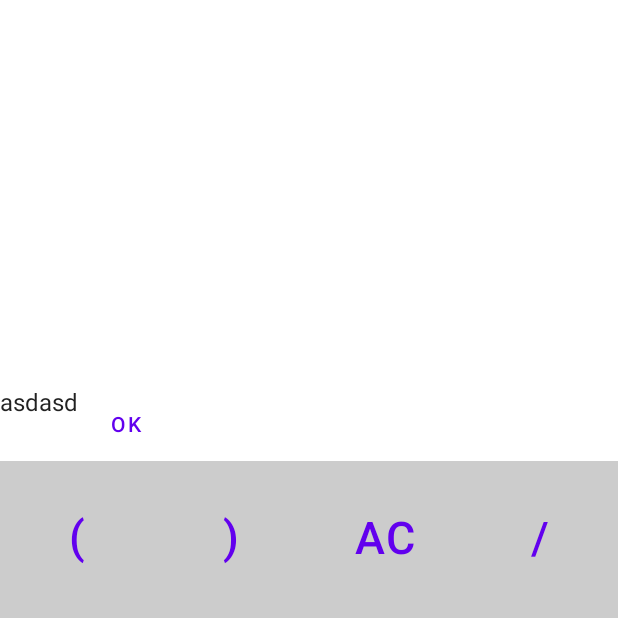
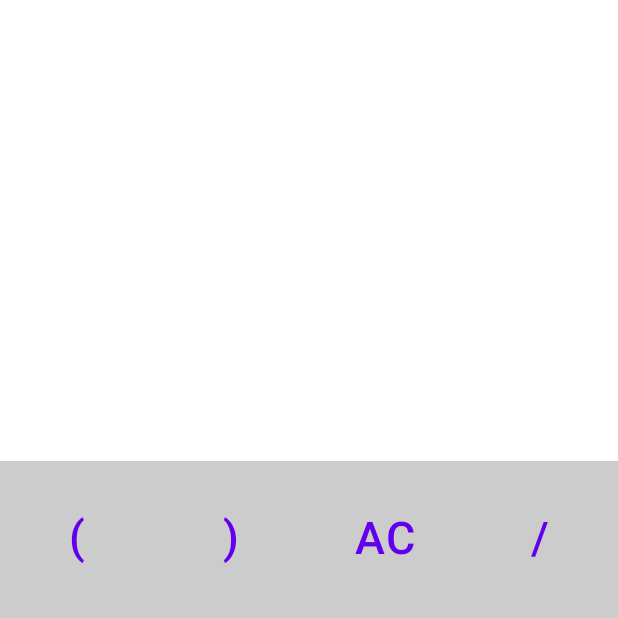
Before and after one commit to Shadowvault/SimpleCalculator, an Android app built with Jetpack Compose: the screen it shows after launch (MainActivity), on a phone screen of 412 x 824 dp, the top half of it. Run offline under Robolectric (Android 15) with nearby library versions, the phone set to English and light mode, and no system bars; our stand-ins replace Dagger/Hilt's generated code; libraries missing offline, so code that uses them is left out: com.github.keelar.exprk.

```diff
--- a/app/src/main/java/com/example/simplecalculator/common/DispatcherProvider.kt
+++ /dev/null
@@ -1,10 +0,0 @@
-package com.example.simplecalculator.common
-
-import kotlinx.coroutines.CoroutineDispatcher
-
-interface DispatcherProvider {
-    val main: CoroutineDispatcher
-    val io: CoroutineDispatcher
-    val default: CoroutineDispatcher
-    val unconfined: CoroutineDispatcher
-}
--- a/app/src/main/java/com/example/simplecalculator/di/AppModule.kt
+++ b/app/src/main/java/com/example/simplecalculator/di/AppModule.kt
@@ -1,7 +1,6 @@
 package com.example.simplecalculator.di
 
 import com.example.simplecalculator.common.Constants.BASE_URL
-import com.example.simplecalculator.common.DispatcherProvider
 import com.example.simplecalculator.data.remote.ConversionApi
 import com.example.simplecalculator.data.remote.ConversionRepositoryImpl
 import com.example.simplecalculator.domain.ConversionRepository
@@ -35,17 +34,4 @@ object AppModule {
         return ConversionRepositoryImpl(api)
     }
 
-    @Provides
-    @Singleton
-    fun provideDispatchers(): DispatcherProvider = object : DispatcherProvider {
-        override val main: CoroutineDispatcher
-            get() = Dispatchers.Main
-        override val io: CoroutineDispatcher
-            get() = Dispatchers.IO
-        override val default: CoroutineDispatcher
-            get() = Dispatchers.Default
-        override val unconfined: CoroutineDispatcher
-            get() = Dispatchers.Unconfined
-    }
-
 }
--- a/app/src/main/java/com/example/simplecalculator/domain/usecase/GetConversionUseCase.kt
+++ b/app/src/main/java/com/example/simplecalculator/domain/usecase/GetConversionUseCase.kt
@@ -1,6 +1,5 @@
 package com.example.simplecalculator.domain.usecase
 
-import android.util.Log
 import com.example.simplecalculator.common.Resource
 import com.example.simplecalculator.data.remote.dto.toConversionWithAmount
 import com.example.simplecalculator.domain.ConversionRepository
--- a/app/src/main/java/com/example/simplecalculator/presentation/screens/CalcScreen.kt
+++ b/app/src/main/java/com/example/simplecalculator/presentation/screens/CalcScreen.kt
@@ -1,8 +1,5 @@
 package com.example.simplecalculator.presentation.screens
 
-import android.util.Log
-import android.widget.Space
-import android.widget.TextView
 import androidx.compose.foundation.background
 import androidx.compose.foundation.layout.*
 import androidx.compose.foundation.text.ClickableText
@@ -20,28 +17,24 @@ import androidx.compose.ui.tooling.preview.Preview
 import androidx.compose.ui.unit.dp
 import androidx.compose.ui.unit.sp
 import androidx.hilt.navigation.compose.hiltViewModel
-import com.example.simplecalculator.common.Resource
-import com.example.simplecalculator.domain.model.ConversionWithAmount
 import com.example.simplecalculator.presentation.screens.components.NumberButton
 import com.github.keelar.exprk.Expressions
-import kotlinx.coroutines.GlobalScope
-import kotlinx.coroutines.flow.collect
-import kotlinx.coroutines.launch
-import javax.inject.Inject
 
-//@Preview
+
+@Preview
 @Composable
 fun CalcScreen(
     viewModel: CalcScreenViewModel = hiltViewModel(),
 
     ) {
 
-    var textFieldState by remember {mutableStateOf("")}
-    var textFieldHistoryState by remember {mutableStateOf("")}
+    var textFieldState by remember { mutableStateOf("") }
+    var textFieldHistoryState by remember { mutableStateOf("") }
     var hasBeenEval = false
 
-    Scaffold() {
-        Column(modifier = Modifier.fillMaxSize(),
+    Scaffold {
+        Column(
+            modifier = Modifier.fillMaxSize(),
             verticalArrangement = Arrangement.SpaceBetween,
             horizontalAlignment = Alignment.CenterHorizontally
         ) {
@@ -53,39 +46,33 @@ fun CalcScreen(
                 contentAlignment = Alignment.BottomEnd
             ) {
                 Column(
-                horizontalAlignment = Alignment.End) {
+                    horizontalAlignment = Alignment.End
+                ) {
                     ClickableText(AnnotatedString(textFieldHistoryState),
                         style = TextStyle(fontSize = 30.sp),
                         onClick = {
                             textFieldState = Expressions().eval(textFieldHistoryState).toString()
                         })
                     Spacer(modifier = Modifier.height(20.dp))
-                    Text(textFieldState, textAlign = TextAlign.End,
-                        fontSize = 40.sp)
+                    Text(
+                        textFieldState, textAlign = TextAlign.End,
+                        fontSize = 40.sp
+                    )
                 }
             }
+            Column {
 
-            Column(){
-            Row(modifier = Modifier
-                //.height(IntrinsicSize.Min)
-                .fillMaxWidth()) {
-                Text(viewModel.state.value)
-                Text("asdasd")
-                TextButton(onClick = {
-                    viewModel.getConversion("EUR", "USD", "20")
-                }) {
-                    Text("OK")
-                }
-            }
                 Row(
                     modifier = Modifier
                         .height(IntrinsicSize.Min)
                         .background(color = Color.LightGray)
                         .fillMaxWidth()
                 ) {
-                Column(modifier = Modifier
+                    Column(
+                        modifier = Modifier
                             .height(IntrinsicSize.Min)
-                    .weight(1f)) {
+                            .weight(1f)
+                    ) {
                         NumberButton(
                             modifier = Modifier
                                 .weight(1f)
@@ -152,9 +139,11 @@ fun CalcScreen(
                             })
 
                     }
-                Column(modifier = Modifier
+                    Column(
+                        modifier = Modifier
                             .height(IntrinsicSize.Min)
-                    .weight(1f)) {
+                            .weight(1f)
+                    ) {
                         NumberButton(
                             modifier = Modifier
                                 .weight(1f)
@@ -216,9 +205,11 @@ fun CalcScreen(
                             })
 
                     }
-                Column(modifier = Modifier
+                    Column(
+                        modifier = Modifier
                             .height(IntrinsicSize.Min)
-                    .weight(1f)) {
+                            .weight(1f)
+                    ) {
                         NumberButton(
                             modifier = Modifier
                                 .weight(1f)
@@ -282,9 +273,11 @@ fun CalcScreen(
                             })
 
                     }
-                Column(modifier = Modifier
+                    Column(
+                        modifier = Modifier
                             .height(IntrinsicSize.Min)
-                    .weight(1f)) {
+                            .weight(1f)
+                    ) {
                         NumberButton(
                             modifier = Modifier
                                 .weight(1f)
@@ -349,18 +342,17 @@ fun CalcScreen(
                                 .aspectRatio(1f),
                             number = "=",
                             onClick = {
-                            try {textFieldHistoryState = textFieldState
+                                try {
+                                    textFieldHistoryState = textFieldState
                                     textFieldState = Expressions().eval(textFieldState).toString()
                                     hasBeenEval = true
                                 } catch (e: Exception) {
-                                textFieldHistoryState =""
+                                    textFieldHistoryState = ""
                                 }
                             })
-
                     }
                 }
             }
         }
     }
-
 }
--- a/app/src/main/java/com/example/simplecalculator/presentation/screens/CalcScreenViewModel.kt
+++ b/app/src/main/java/com/example/simplecalculator/presentation/screens/CalcScreenViewModel.kt
@@ -1,41 +1,31 @@
 package com.example.simplecalculator.presentation.screens
 
-import android.util.Log
 import androidx.compose.runtime.State
 import androidx.compose.runtime.mutableStateOf
 import androidx.lifecycle.ViewModel
 import androidx.lifecycle.viewModelScope
-import com.example.simplecalculator.common.DispatcherProvider
 import com.example.simplecalculator.common.Resource
-import com.example.simplecalculator.data.remote.dto.toConversionWithAmount
-import com.example.simplecalculator.domain.ConversionRepository
-import com.example.simplecalculator.domain.model.ConversionWithAmount
 import com.example.simplecalculator.domain.usecase.GetConversionUseCase
 import dagger.hilt.android.lifecycle.HiltViewModel
 import kotlinx.coroutines.flow.*
-import kotlinx.coroutines.launch
 import javax.inject.Inject
 
 @HiltViewModel
 class CalcScreenViewModel @Inject constructor(
     private val getConversionUseCase: GetConversionUseCase,
-    private val dispatchers: DispatcherProvider
 ) : ViewModel() {
 
     private val _state = mutableStateOf("")
     val state: State<String> = _state
 
     fun getConversion(baseC: String, targetC: String, amountC: String) {
-        Log.d("inGet","YO")
         getConversionUseCase(baseC, targetC, amountC).onEach { result ->
-            Log.d("on each","yy")
             when(result) {
                 is Resource.Success -> _state.value = result.data!!.conversionResult.toString()
                 is Resource.Error -> _state.value = result.message.toString()
                 is Resource.Loading -> _state.value = ""
             }
         }.launchIn(viewModelScope)
-
     }
 
 }
```
Also changed, not shown: app/src/main/java/com/example/simplecalculator/presentation/screens/CalcScreenState.kt (deleted, +0 -9 lines). Lines whose indentation alone changed are shown as unchanged.
